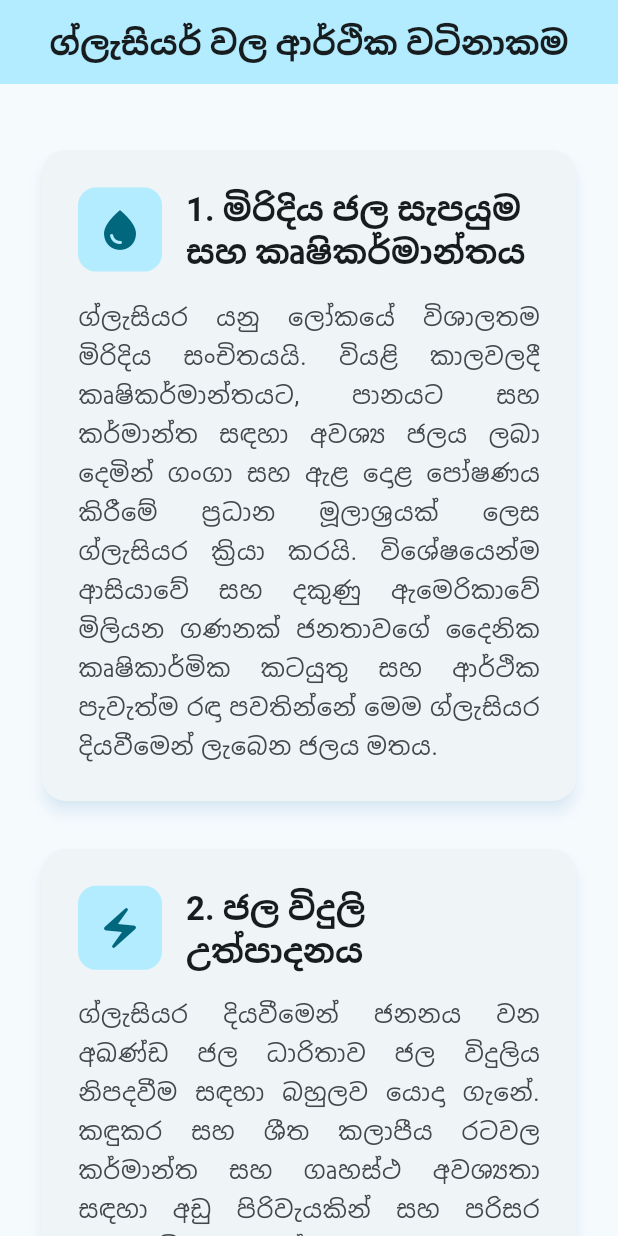
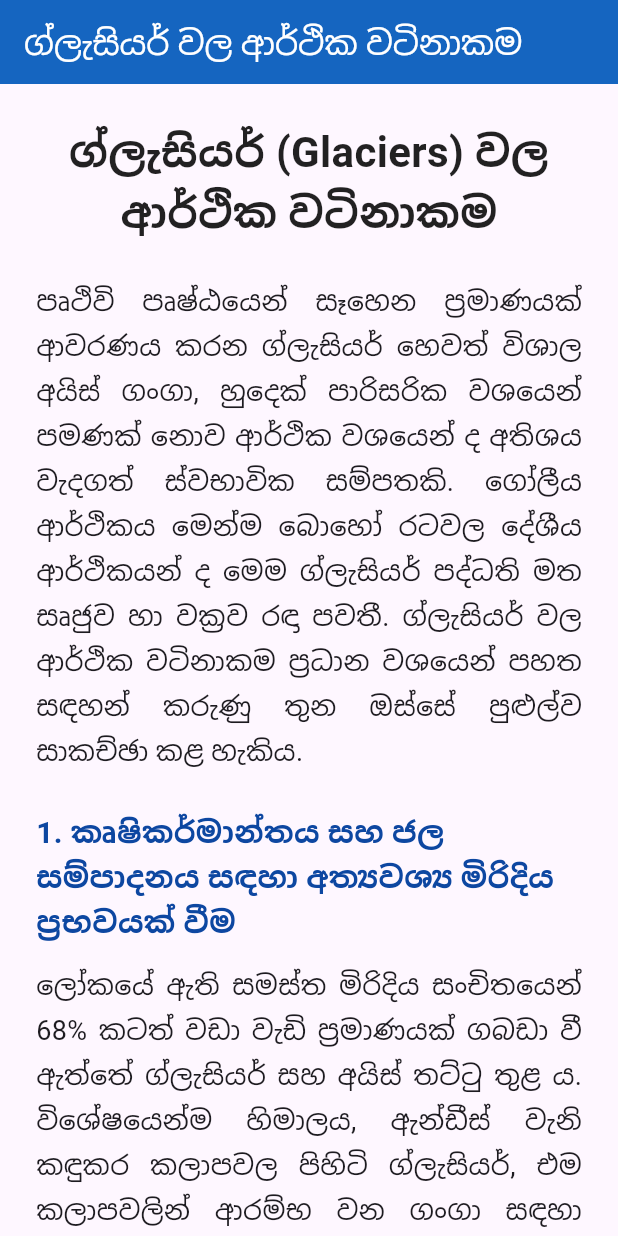
Before and after one commit to CouldAI-Agent/019f378b-f3eb-775d-9b05-2d19c956eb33, a Flutter app: the screen it shows after launch, on a phone screen of 412 x 824 dp. Run offline on Flutter 3.47's test engine with Material 3 defaults, Android fonts, the phone set to English and light mode, and no system bars; Roboto replaces fonts that are missing (Iskoola Pota).

Commit message:
feat: expand glacier content to cover 1.5 CR pages

```diff
--- a/usr/lib/main.dart
+++ b/usr/lib/main.dart
@@ -11,125 +11,119 @@ class GlacierEconomyApp extends StatelessWidget {
   Widget build(BuildContext context) {
     return MaterialApp(
       title: 'ග්ලැසියර් වල ආර්ථික වටිනාකම',
-      debugShowCheckedModeBanner: false,
       theme: ThemeData(
-        colorScheme: ColorScheme.fromSeed(
-          seedColor: const Color(0xFF00B4D8),
-          brightness: Brightness.light,
-          background: const Color(0xFFE0FBFC),
-        ),
+        primarySwatch: Colors.blue,
+        fontFamily: 'Iskoola Pota', // Common standard for Sinhala fonts, fallback works nicely in Flutter Web
         useMaterial3: true,
-        fontFamily: 'Roboto', // Fallback for Sinhala rendering
       ),
       initialRoute: '/',
       routes: {
-        '/': (context) => const GlacierInfoScreen(),
+        '/': (context) => const GlacierArticleScreen(),
       },
     );
   }
 }
 
-class GlacierInfoScreen extends StatelessWidget {
-  const GlacierInfoScreen({super.key});
+class GlacierArticleScreen extends StatelessWidget {
+  const GlacierArticleScreen({super.key});
 
   @override
   Widget build(BuildContext context) {
     return Scaffold(
       appBar: AppBar(
-        title: const Text(
-          'ග්ලැසියර් වල ආර්ථික වටිනාකම',
-          style: TextStyle(fontWeight: FontWeight.bold),
+        title: const Text('ග්ලැසියර් වල ආර්ථික වටිනාකම'),
+        backgroundColor: Colors.blue.shade800,
+        foregroundColor: Colors.white,
       ),
-        backgroundColor: Theme.of(context).colorScheme.primaryContainer,
-        centerTitle: true,
-      ),
-      body: SafeArea(
-        child: Center(
+      body: Center(
         child: ConstrainedBox(
           constraints: const BoxConstraints(maxWidth: 800),
           child: ListView(
             padding: const EdgeInsets.all(24.0),
-              children: [
-                const SizedBox(height: 16),
-                _buildInfoCard(
-                  context,
-                  title: '1. මිරිදිය ජල සැපයුම සහ කෘෂිකර්මාන්තය',
-                  icon: Icons.water_drop,
-                  description:
-                      'ග්ලැසියර යනු ලෝකයේ විශාලතම මිරිදිය සංචිතයයි. වියළි කාලවලදී කෘෂිකර්මාන්තයට, පානයට සහ කර්මාන්ත සඳහා අවශ්‍ය ජලය ලබා දෙමින් ගංගා සහ ඇළ දොළ පෝෂණය කිරීමේ ප්‍රධාන මූලාශ්‍රයක් ලෙස ග්ලැසියර ක්‍රියා කරයි. විශේෂයෙන්ම ආසියාවේ සහ දකුණු ඇමෙරිකාවේ මිලියන ගණනක් ජනතාවගේ දෛනික කෘෂිකාර්මික කටයුතු සහ ආර්ථික පැවැත්ම රඳා පවතින්නේ මෙම ග්ලැසියර දියවීමෙන් ලැබෙන ජලය මතය.',
+            children: const [
+              Text(
+                'ග්ලැසියර් (Glaciers) වල ආර්ථික වටිනාකම',
+                style: TextStyle(
+                  fontSize: 28,
+                  fontWeight: FontWeight.bold,
+                  color: Colors.black87,
                 ),
-                const SizedBox(height: 24),
-                _buildInfoCard(
-                  context,
-                  title: '2. ජල විදුලි උත්පාදනය',
-                  icon: Icons.electric_bolt,
-                  description:
-                      'ග්ලැසියර දියවීමෙන් ජනනය වන අඛණ්ඩ ජල ධාරිතාව ජල විදුලිය නිපදවීම සඳහා බහුලව යොදා ගැනේ. කඳුකර සහ ශීත කලාපීය රටවල කර්මාන්ත සහ ගෘහස්ථ අවශ්‍යතා සඳහා අඩු පිරිවැයකින් සහ පරිසර හිතකාමීව බලශක්තිය සැපයීමට මෙය බෙහෙවින් දායක වේ. මෙය එම රටවල ජාතික ආර්ථිකය ඉහළ නැංවීමට සහ බලශක්ති ආනයන වියදම් අවම කිරීමට විශාල ශක්තියකි.',
+                textAlign: TextAlign.center,
               ),
-                const SizedBox(height: 24),
-                _buildInfoCard(
-                  context,
-                  title: '3. සංචාරක කර්මාන්තය',
-                  icon: Icons.downhill_skiing,
-                  description:
-                      'ග්ලැසියර ආශ්‍රිත ප්‍රදේශ ස්වභාවික සෞන්දර්යයෙන් අනූන බැවින්, ඒවා ලොව පුරා සංචාරකයින් විශාල වශයෙන් ආකර්ෂණය කර ගනී. හිම මත ලිස්සා යාම (Skiing), කඳු නැගීම සහ දර්ශන නැරඹීම වැනි විනෝදාත්මක ක්‍රියාකාරකම් හරහා දේශීය ජනතාවට රැකියා අවස්ථා නිර්මාණය වේ. හෝටල්, ප්‍රවාහන සහ වෙනත් සේවා සැපයීම හරහා රටක සංචාරක ආර්ථිකයට මෙයින් ඉහළ ආදායමක් ගලා එයි.',
+              SizedBox(height: 24),
+              Text(
+                'පෘථිවි පෘෂ්ඨයෙන් සෑහෙන ප්‍රමාණයක් ආවරණය කරන ග්ලැසියර් හෙවත් විශාල අයිස් ගංගා, හුදෙක් පාරිසරික වශයෙන් පමණක් නොව ආර්ථික වශයෙන් ද අතිශය වැදගත් ස්වභාවික සම්පතකි. ගෝලීය ආර්ථිකය මෙන්ම බොහෝ රටවල දේශීය ආර්ථිකයන් ද මෙම ග්ලැසියර් පද්ධති මත සෘජුව හා වක්‍රව රඳා පවතී. ග්ලැසියර් වල ආර්ථික වටිනාකම ප්‍රධාන වශයෙන් පහත සඳහන් කරුණු තුන ඔස්සේ පුළුල්ව සාකච්ඡා කළ හැකිය.',
+                style: TextStyle(fontSize: 18, height: 1.6),
+                textAlign: TextAlign.justify,
               ),
-                const SizedBox(height: 40),
+              SizedBox(height: 24),
+              _SectionHeading('1. කෘෂිකර්මාන්තය සහ ජල සම්පාදනය සඳහා අත්‍යවශ්‍ය මිරිදිය ප්‍රභවයක් වීම'),
+              SizedBox(height: 12),
+              Text(
+                'ලෝකයේ ඇති සමස්ත මිරිදිය සංචිතයෙන් 68% කටත් වඩා වැඩි ප්‍රමාණයක් ගබඩා වී ඇත්තේ ග්ලැසියර් සහ අයිස් තට්ටු තුළ ය. විශේෂයෙන්ම හිමාලය, ඇන්ඩීස් වැනි කඳුකර කලාපවල පිහිටි ග්ලැසියර්, එම කලාපවලින් ආරම්භ වන ගංගා සඳහා ප්‍රධාන ජල මූලාශ්‍රය වේ. මෙහි ආර්ථික වැදගත්කම වඩාත් ඉස්මතු වන්නේ ගිම්හාන කාලයේදී සහ වියළි කාලගුණික තත්ත්වයන් යටතේදීය. වර්ෂාපතනය අඩු කාලවලදී ග්ලැසියර් ක්‍රමයෙන් දියවීම නිසා ගංගාවල ජල මට්ටම නොකඩවා පවත්වා ගැනීමට හැකි වේ.\n\nමෙම අඛණ්ඩ ජල සැපයුම කෘෂිකර්මාන්තය සඳහා ජීව රුධිරය බඳුය. උදාහරණයක් ලෙස, ආසියාවේ ඉන්දු, ගංගා සහ බ්‍රහ්මපුත්‍ර වැනි ගංගා නිම්නවල වෙසෙන බිලියන ගණනක් වූ ජනතාවගේ කෘෂිකාර්මික කටයුතු රඳා පවතින්නේ හිමාලයානු ග්ලැසියර් දියවීමෙන් ලැබෙන ජලය මතය. නිසි පරිදි වගාවන් සඳහා ජලය ලැබීමෙන් කෘෂිකාර්මික නිෂ්පාදනය ඉහළ යන අතර, එය රටක ආහාර සුරක්ෂිතතාව තහවුරු කිරීමට මෙන්ම කෘෂි නිෂ්පාදන අපනයනයෙන් විශාල විදේශ විනිමයක් උපයා ගැනීමට ද උපකාරී වේ.',
+                style: TextStyle(fontSize: 18, height: 1.6),
+                textAlign: TextAlign.justify,
+              ),
+              SizedBox(height: 24),
+              _SectionHeading('2. අඩු පිරිවැය සහ පරිසර හිතකාමී ජල විදුලි බලය උත්පාදනය'),
+              SizedBox(height: 12),
+              Text(
+                'ග්ලැසියර් ආශ්‍රිතව සිදුවන තවත් සුවිශේෂී ආර්ථික වාසියක් වන්නේ ජල විදුලි බලය උත්පාදනයයි. කඳුකර ප්‍රදේශවලින් ආරම්භ වන ග්ලැසියර් ජල ධාරා පහළට ගලා එන්නේ විශාල වේගයකින් සහ පීඩනයකිනි. මෙම ශක්තිය යොදාගනිමින් ජල විදුලි බලාගාර ඉතා කාර්යක්ෂමව ක්‍රියාත්මක කළ හැකිය. නෝර්වේ, ස්විට්සර්ලන්තය, කැනඩාව, නවසීලන්තය සහ දකුණු ඇමෙරිකානු රටවල් බොහොමයක් තම ජාතික විදුලිබල අවශ්‍යතාවයෙන් සැලකිය යුතු ප්‍රතිශතයක් සපුරා ගන්නේ මෙවැනි ග්ලැසියර් ආශ්‍රිත ජල මූලාශ්‍ර හරහාය.\n\nජල විදුලිය යනු පුනර්ජනනීය බලශක්ති ප්‍රභවයකි. ඛනිජ තෙල් හෝ ගල් අඟුරු වැනි ආනයනික පොසිල ඉන්ධන මත රඳා නොපවතින බැවින්, මෙමගින් බලශක්තිය නිපදවීම සඳහා වැය වන පිරිවැය ඉතා අවම වේ. අඩු පිරිවැයකින් විදුලිය නිපදවීමට හැකි වීම, කර්මාන්තශාලාවල නිෂ්පාදන වියදම් අඩු කිරීමට හේතු වන අතර, එය භාණ්ඩවල මිල අඩුවීමට සහ කර්මාන්තවල තරඟකාරීත්වය ඉහළ නැංවීමට බලපායි.',
+                style: TextStyle(fontSize: 18, height: 1.6),
+                textAlign: TextAlign.justify,
+              ),
+              SizedBox(height: 24),
+              _SectionHeading('3. සංචාරක කර්මාන්තය, විනෝදාස්වාදය සහ ප්‍රාදේශීය සංවර්ධනය'),
+              SizedBox(height: 12),
+              Text(
+                'ග්ලැසියර් ආශ්‍රිත ප්‍රදේශ යනු ලොව පුරා සංචාරකයින්ගේ දැඩි ආකර්ෂණයට ලක්වූ ස්ථාන වේ. හිමෙන් වැසුණු කඳු මුදුන් සහ අලංකාර අයිස් නිම්න ස්වභාවික සෞන්දර්යයෙන් අනූන බැවින්, වාර්ෂිකව මිලියන ගණනක් සංචාරකයින් මෙම ප්‍රදේශ නැරඹීමට පැමිණෙති. මෙය ආර්ථිකයට දැවැන්ත ආදායමක් ගෙන දෙන මාර්ගයකි. ස්විට්සර්ලන්තයේ ඇල්ප්ස් කඳුකරය, ඇලස්කාව, අයිස්ලන්තය සහ පකිස්ථානයේ උතුරු ප්‍රදේශ මීට කදිම නිදසුන් වේ.\n\nමෙම ප්‍රදේශවල සංචාරක කර්මාන්තය හුදෙක් නැරඹීමට පමණක් සීමා වී නොමැත. හිම මත ලිස්සා යාම (Skiing), හිම කඳු නැගීම (Ice climbing), සහ කේබල් කාර් මගින් සිදුකරන ගමන් වැනි විනෝදාස්වාද ක්‍රියාකාරකම් සඳහා ද විශාල ඉල්ලුමක් පවතී. මෙම ක්‍රියාකාරකම් හරහා ප්‍රාදේශීය ජනතාවට රැකියා අවස්ථා දහස් ගණනක් නිර්මාණය වේ. හෝටල් සහ නවාතැන් පහසුකම්, ප්‍රවාහන සේවා, සංචාරක මඟපෙන්වන්නන් සහ දේශීය වෙළෙඳපොළවල් සංවර්ධනය වීම තුළින් ප්‍රාදේශීය ආර්ථිකය ශක්තිමත් වේ.',
+                style: TextStyle(fontSize: 18, height: 1.6),
+                textAlign: TextAlign.justify,
+              ),
+              SizedBox(height: 32),
+              Divider(thickness: 2),
+              SizedBox(height: 16),
+              Text(
+                'නිගමනය',
+                style: TextStyle(
+                  fontSize: 22,
+                  fontWeight: FontWeight.bold,
+                  color: Colors.black87,
+                ),
+              ),
+              SizedBox(height: 12),
+              Text(
+                'සාරාංශයක් ලෙස ගත් කල, ග්ලැසියර් යනු හුදෙක් අයිස් තට්ටුවක් නොව සුවිශාල ආර්ථික බලවේගයකි. කෘෂිකර්මාන්තයට ජීවය දෙන මිරිදිය සැපයීමෙන්ද, කර්මාන්ත පෝෂණය කරන ලාභදායී විදුලිය උත්පාදනයෙන්ද, රටකට විදේශ විනිමය ගෙන එන සංචාරක කර්මාන්තය නඟා සිටුවීමෙන්ද ග්ලැසියර් වලින් මිනිස් වර්ගයාට ලැබෙන ආර්ථික දායකත්වය අමිල වේ. එබැවින්, ගෝලීය උණුසුම හේතුවෙන් සිදුවන ග්ලැසියර් දියවී යාමේ තර්ජනයෙන් මෙම වටිනා සම්පත ආරක්ෂා කර ගැනීම සමස්ත ලෝකයේම ආර්ථික පැවැත්ම උදෙසා අත්‍යවශ්‍ය වේ.',
+                style: TextStyle(
+                  fontSize: 18,
+                  height: 1.6,
+                  fontStyle: FontStyle.italic,
+                  color: Colors.black87,
+                ),
+                textAlign: TextAlign.justify,
+              ),
+              SizedBox(height: 48),
             ],
-            ),
           ),
         ),
       ),
     );
   }
+}
 
-  Widget _buildInfoCard(BuildContext context, {required String title, required IconData icon, required String description}) {
-    return Card(
-      elevation: 4,
-      shadowColor: Colors.blue.withOpacity(0.2),
-      shape: RoundedRectangleBorder(borderRadius: BorderRadius.circular(16)),
-      child: Padding(
-        padding: const EdgeInsets.all(24.0),
-        child: Column(
-          crossAxisAlignment: CrossAxisAlignment.start,
-          children: [
-            Row(
-              children: [
-                Container(
-                  padding: const EdgeInsets.all(12),
-                  decoration: BoxDecoration(
-                    color: Theme.of(context).colorScheme.primaryContainer,
-                    borderRadius: BorderRadius.circular(12),
-                  ),
-                  child: Icon(
-                    icon,
-                    size: 32,
-                    color: Theme.of(context).colorScheme.primary,
-                  ),
-                ),
-                const SizedBox(width: 16),
-                Expanded(
-                  child: Text(
-                    title,
-                    style: Theme.of(context).textTheme.titleLarge?.copyWith(
+class _SectionHeading extends StatelessWidget {
+  final String text;
+
+  const _SectionHeading(this.text);
+
+  @override
+  Widget build(BuildContext context) {
+    return Text(
+      text,
+      style: TextStyle(
+        fontSize: 20,
         fontWeight: FontWeight.bold,
-                          color: Theme.of(context).colorScheme.onSurface,
-                        ),
-                  ),
-                ),
-              ],
-            ),
-            const SizedBox(height: 16),
-            Text(
-              description,
-              style: Theme.of(context).textTheme.bodyLarge?.copyWith(
-                    height: 1.6,
-                    color: Theme.of(context).colorScheme.onSurfaceVariant,
-                  ),
-              textAlign: TextAlign.justify,
-            ),
-          ],
-        ),
+        color: Colors.blue.shade900,
       ),
     );
   }
```
Lines whose indentation alone changed are shown as unchanged.
